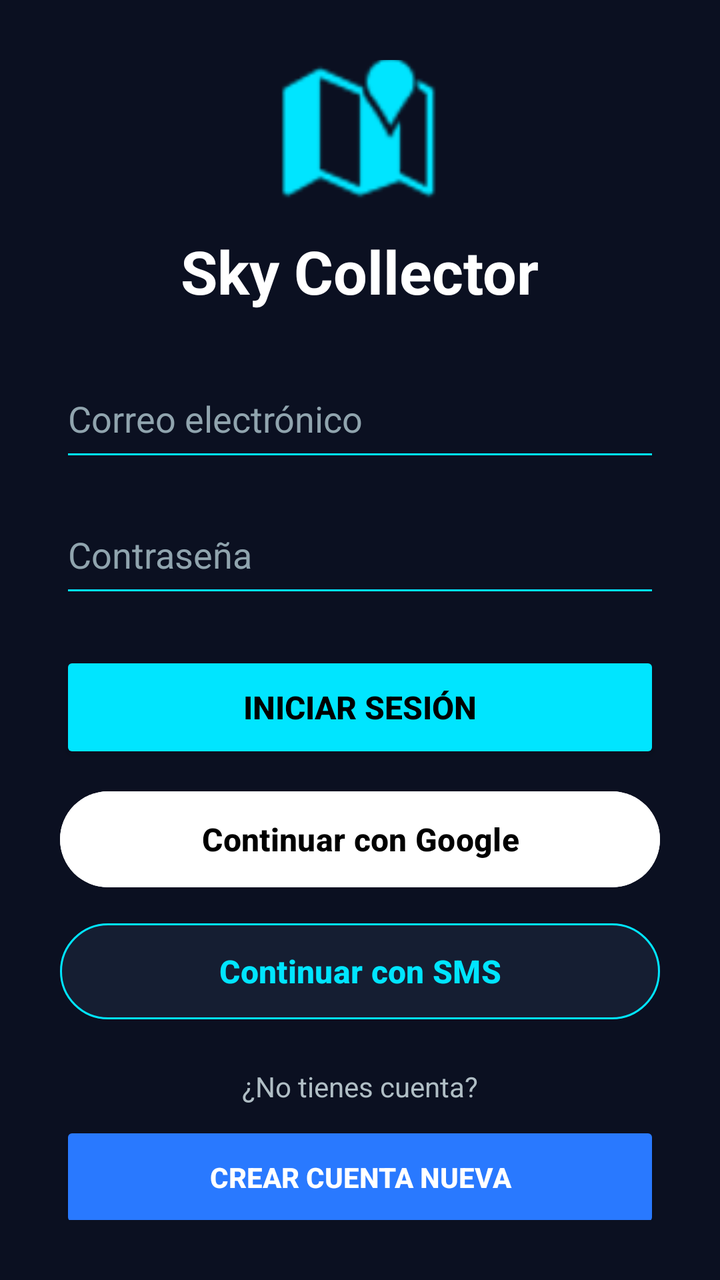
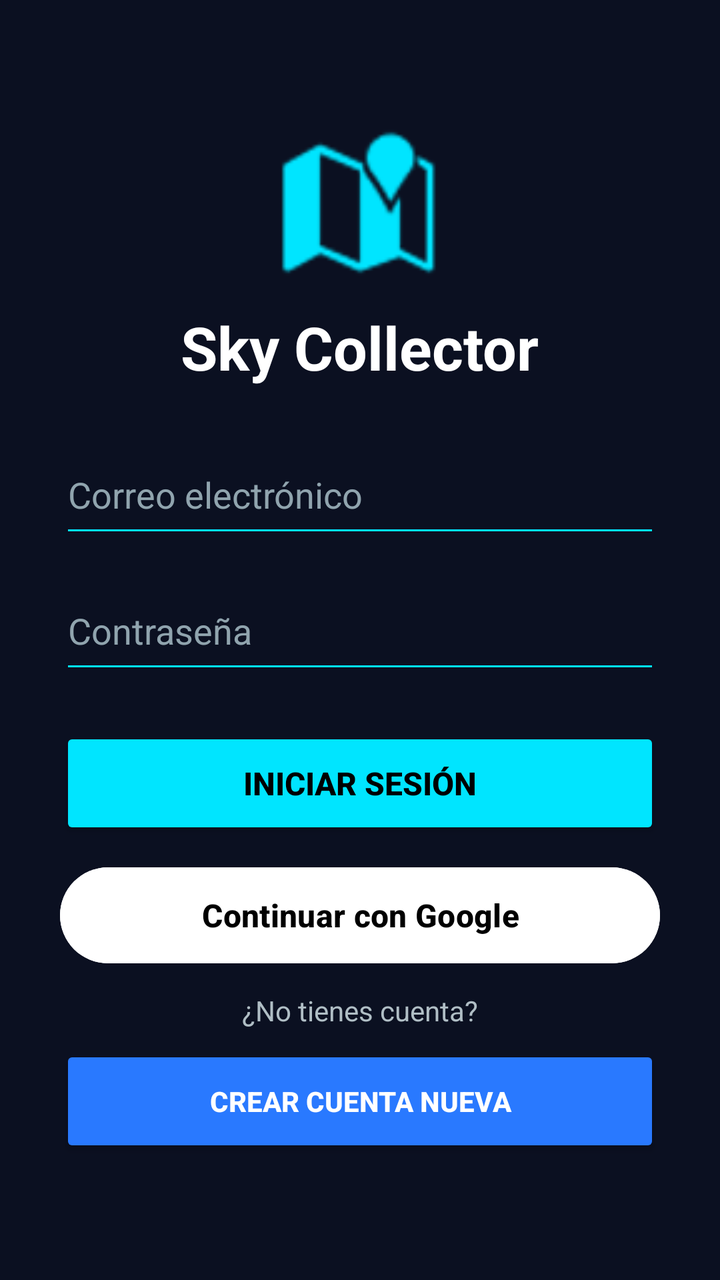

Compare the two renders of this Android layout. The source of the first and the diff that turns it into the second are given below.
<!-- AndroidManifest.xml: application theme Theme.SkyCollectorApp -->
<!-- res/layout/activity_login.xml -->
<?xml version="1.0" encoding="utf-8"?>
<LinearLayout xmlns:android="http://schemas.android.com/apk/res/android"
    xmlns:app="http://schemas.android.com/apk/res-auto"
    android:layout_width="match_parent"
    android:layout_height="match_parent"
    android:orientation="vertical"
    android:gravity="center"
    android:background="#0B1021"
    android:padding="30dp">

    
    <ImageView
        android:layout_width="80dp"
        android:layout_height="80dp"
        android:src="@android:drawable/ic_dialog_map"
        android:layout_marginBottom="12dp"
        app:tint="#00E5FF" />

    
    <TextView
        android:layout_width="wrap_content"
        android:layout_height="wrap_content"
        android:text="@string/sky_collector"
        android:textColor="#FFFFFF"
        android:textSize="30sp"
        android:textStyle="bold"
        android:layout_marginBottom="24dp"/>

    
    <EditText
        android:id="@+id/etEmail"
        android:layout_width="match_parent"
        android:layout_height="56dp"
        android:hint="@string/correo_electr_nico"
        android:textColor="#FFFFFF"
        android:textColorHint="#90A4AE"
        android:inputType="textEmailAddress"
        android:backgroundTint="#00E5FF"
        android:layout_marginBottom="12dp"/>

    
    <EditText
        android:id="@+id/etPassword"
        android:layout_width="match_parent"
        android:layout_height="56dp"
        android:hint="@string/contrase_a"
        android:textColor="#FFFFFF"
        android:textColorHint="#90A4AE"
        android:inputType="textPassword"
        android:backgroundTint="#00E5FF"
        android:layout_marginBottom="22dp"/>

    
    <Button
        android:id="@+id/btnLogin"
        android:layout_width="match_parent"
        android:layout_height="56dp"
        android:text="@string/iniciar_sesi_n"
        android:backgroundTint="#00E5FF"
        android:textColor="#000000"
        android:textSize="16sp"
        android:textStyle="bold"
        android:layout_marginBottom="10dp"/>

    
    <com.google.android.material.button.MaterialButton
        android:id="@+id/btnGoogleLogin"
        android:layout_width="match_parent"
        android:layout_height="56dp"
        android:text="@string/continuar_con_google"
        android:backgroundTint="#FFFFFF"
        android:textColor="#000000"
        android:textSize="16sp"
        android:textStyle="bold"
        android:layout_marginBottom="10dp"/>

    
    <com.google.android.material.button.MaterialButton
        android:id="@+id/btnSmsLogin"
        android:layout_width="match_parent"
        android:layout_height="56dp"
        android:text="@string/continuar_con_sms"
        android:backgroundTint="#151E32"
        android:textColor="#00E5FF"
        android:textSize="16sp"
        android:textStyle="bold"
        app:strokeColor="#00E5FF"
        app:strokeWidth="1dp"
        android:layout_marginBottom="20dp"/>

    
    <TextView
        android:layout_width="wrap_content"
        android:layout_height="wrap_content"
        android:text="@string/no_tienes_cuenta"
        android:textColor="#B0BEC5"
        android:layout_marginBottom="8dp"/>

    
    <Button
        android:id="@+id/btnRegistro"
        android:layout_width="match_parent"
        android:layout_height="56dp"
        android:text="@string/crear_cuenta_nueva"
        android:backgroundTint="#2979FF"
        android:textColor="#FFFFFF"
        android:textStyle="bold"/>

</LinearLayout>
<!-- resources referenced by this layout -->
<resources>
  <string name="continuar_con_google">Continuar con Google</string>
  <string name="continuar_con_sms">Continuar con SMS</string>
  <string name="contrase_a">Contraseña</string>
  <string name="correo_electr_nico">Correo electrónico</string>
  <string name="crear_cuenta_nueva">Crear cuenta nueva</string>
  <string name="iniciar_sesi_n">Iniciar sesión</string>
  <string name="no_tienes_cuenta">¿No tienes cuenta?</string>
  <string name="sky_collector">Sky Collector</string>
  <style name="Theme.SkyCollectorApp" parent="Base.Theme.SkyCollectorApp" />
  <style name="Base.Theme.SkyCollectorApp" parent="Theme.Material3.DayNight.NoActionBar">
          
          
      </style>
</resources>

<!-- the commit's change to res/layout/activity_login.xml (unified diff, before → after) -->
@@ -75,18 +75,6 @@
         android:layout_marginBottom="10dp"/>
 
     
-    <com.google.android.material.button.MaterialButton
-        android:id="@+id/btnSmsLogin"
-        android:layout_width="match_parent"
-        android:layout_height="56dp"
-        android:text="@string/continuar_con_sms"
-        android:backgroundTint="#151E32"
-        android:textColor="#00E5FF"
-        android:textSize="16sp"
-        android:textStyle="bold"
-        app:strokeColor="#00E5FF"
-        app:strokeWidth="1dp"
-        android:layout_marginBottom="20dp"/>
 
     
     <TextView
<!-- resource entries referenced after the edit -->
@@ -1,7 +1,6 @@
 <!-- resources referenced by this layout -->
 <resources>
   <string name="continuar_con_google">Continuar con Google</string>
-  <string name="continuar_con_sms">Continuar con SMS</string>
   <string name="contrase_a">Contraseña</string>
   <string name="correo_electr_nico">Correo electrónico</string>
   <string name="crear_cuenta_nueva">Crear cuenta nueva</string>
